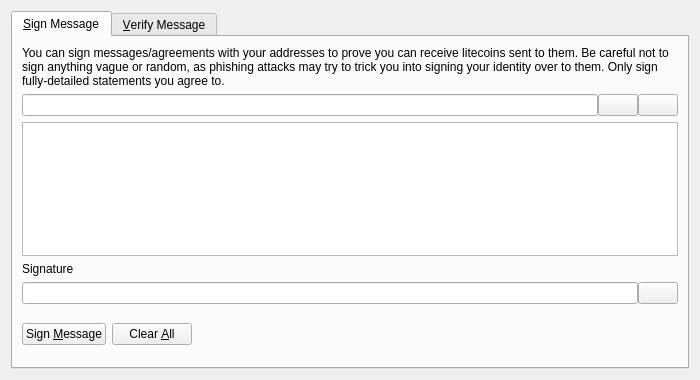
Qt form src/qt/forms/signverifymessagedialog.ui (Electronic-Gulden-Foundation/egulden) before a commit.
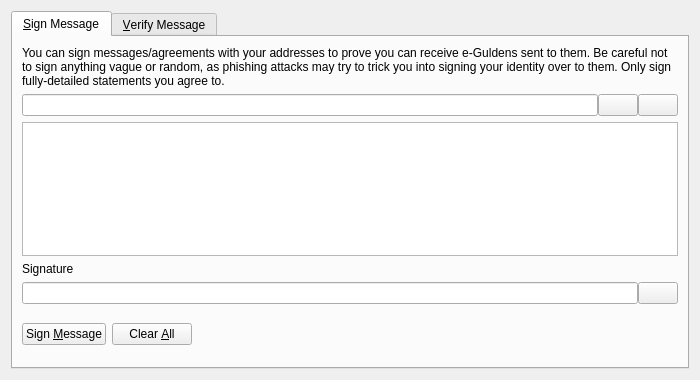
The same form after that commit. Icons and pictures are not drawn. Custom widgets are drawn as their Qt base class.

Commit message: sed Litecoin/e-Gulden

What changed in the file:
```diff
--- a/src/qt/forms/signverifymessagedialog.ui
+++ b/src/qt/forms/signverifymessagedialog.ui
@@ -30,7 +30,7 @@
        <item>
         <widget class="QLabel" name="infoLabel_SM">
          <property name="text">
-          <string>You can sign messages/agreements with your addresses to prove you can receive litecoins sent to them. Be careful not to sign anything vague or random, as phishing attacks may try to trick you into signing your identity over to them. Only sign fully-detailed statements you agree to.</string>
+          <string>You can sign messages/agreements with your addresses to prove you can receive e-Guldens sent to them. Be careful not to sign anything vague or random, as phishing attacks may try to trick you into signing your identity over to them. Only sign fully-detailed statements you agree to.</string>
          </property>
          <property name="textFormat">
           <enum>Qt::PlainText</enum>
```
The commit also changes 76 other files.
